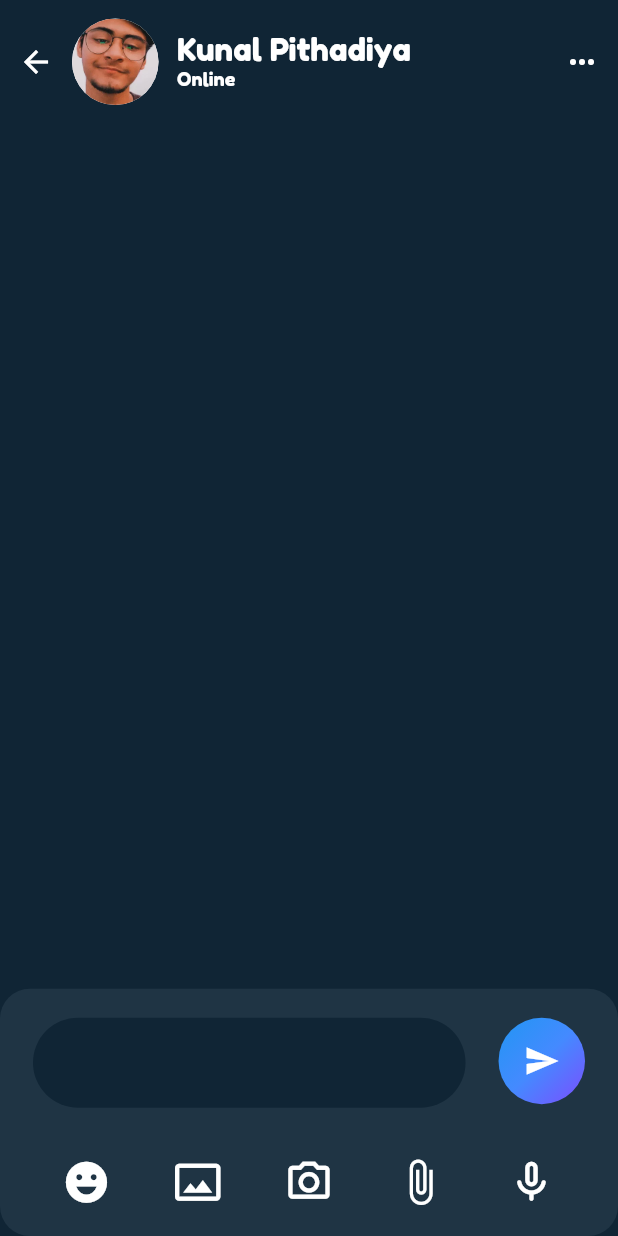
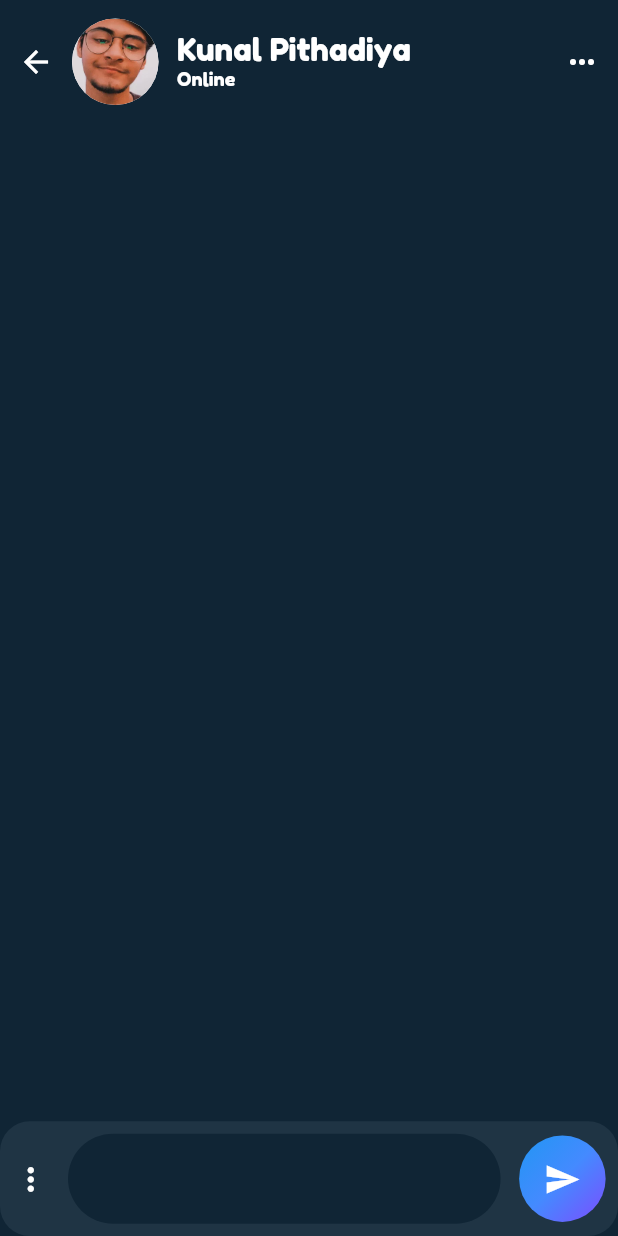
Before and after one commit to typecasted/chat_it, a Flutter app: the screen it shows after launch, on a phone screen of 412 x 824 dp. Run offline on Flutter 3.47's test engine with Material 2 defaults, Android fonts, the phone set to English and light mode, and no system bars.

Commit message:
ChatBox progress

```diff
--- a/lib/Componants/ChatScreenComponants/chat_screen_send_message_button.dart
+++ b/lib/Componants/ChatScreenComponants/chat_screen_send_message_button.dart
@@ -29,6 +29,7 @@ class SendMessageButton extends StatelessWidget {
       child: IconButton(
           icon: Icon(Icons.send),
           color: Colors.white,
+          iconSize: SizeConfig().heigth(context) * 0.03,
           highlightColor: Colors.transparent,
           focusColor: Colors.transparent,
           splashColor: Colors.transparent,
--- a/lib/Componants/ChatScreenComponants/chat_screen_textaField.dart
+++ /dev/null
@@ -1,52 +0,0 @@
-
-import 'package:chat_it/Componants/componants.dart';
-import 'package:flutter/cupertino.dart';
-import 'package:flutter/material.dart';
-import 'package:flutter/rendering.dart';
-
-import '../../size_config.dart';
-
-
-class ChatScreenTextField extends StatelessWidget {
-  const ChatScreenTextField({
-    Key key,
-  }) : super(key: key);
-
-  @override
-  Widget build(BuildContext context) {
-    return SingleChildScrollView(
-
-      child: Container(
-
-        // padding: EdgeInsets.symmetric(vertical: 200.0),
-        height: SizeConfig().heigth(context) * 0.09,
-        width: SizeConfig().width(context) * 0.7,
-        child: TextField(
-
-          style: textStyle.copyWith(fontSize: SizeConfig().heigth(context) * 0.02),
-          keyboardType: TextInputType.multiline,
-          maxLines: null,
-          minLines: null,
-          decoration: InputDecoration(
-            fillColor: Color(0xFF102535),
-            filled: true,
-            disabledBorder: OutlineInputBorder(
-              borderRadius: BorderRadius.circular(30.0),
-              borderSide: BorderSide(color: Colors.transparent)
-            ),
-            enabledBorder: OutlineInputBorder(
-                borderRadius: BorderRadius.circular(30.0),
-                borderSide: BorderSide(color: Colors.transparent)
-            ),
-            focusedBorder: OutlineInputBorder(
-                borderRadius: BorderRadius.circular(30.0),
-                borderSide: BorderSide(color: Colors.transparent)
-            ),
-          ),
-
-
-        ),
-      ),
-    );
-  }
-}
--- a/lib/screens/Chat_Screen.dart
+++ b/lib/screens/Chat_Screen.dart
@@ -2,9 +2,8 @@
 
 
 import 'file:///C:/Users/Lenovo/AndroidStudioProjects/chat_it/lib/Componants/ChatScreenComponants/chat_screen_appBar.dart';
-import 'file:///C:/Users/Lenovo/AndroidStudioProjects/chat_it/lib/Componants/ChatScreenComponants/chat_screen_chatBox_panel.dart';
 import 'file:///C:/Users/Lenovo/AndroidStudioProjects/chat_it/lib/Componants/ChatScreenComponants/chat_screen_send_message_button.dart';
-import 'file:///C:/Users/Lenovo/AndroidStudioProjects/chat_it/lib/Componants/ChatScreenComponants/chat_screen_textaField.dart';
+import 'package:chat_it/Componants/componants.dart';
 import 'package:chat_it/size_config.dart';
 import 'package:flutter/cupertino.dart';
 import 'package:flutter/material.dart';
@@ -29,26 +28,60 @@ class _ChatScreenState extends State<ChatScreen> {
 
 
           Container(
-            height: SizeConfig().heigth(context) * 0.2,
+
+            // height: SizeConfig().heigth(context) * 0.2,
             width: double.infinity,
 
             decoration: BoxDecoration(
               color: Color(0xEE203545),
               borderRadius: BorderRadius.circular(20.0),
             ),
-            child: Column(
-              mainAxisAlignment: MainAxisAlignment.spaceEvenly,
-              children: [
-                Row(
-                    mainAxisAlignment: MainAxisAlignment.spaceEvenly,
-                    crossAxisAlignment: CrossAxisAlignment.start,
-                    children: [
-                      ChatScreenTextField(),
-                      SendMessageButton(),
-                    ],
+            child: Padding(
+              padding: EdgeInsets.all(SizeConfig().heigth(context) * 0.01),
+              child: Row(
+                mainAxisAlignment: MainAxisAlignment.spaceBetween,
+                children: [
+                  Icon(
+                    Icons.more_vert_rounded,
+                    color: Colors.white,
+                    size: SizeConfig().heigth(context) * 0.03,
                   ),
-                ChatBoxOptionsPanel()
-              ],
+
+                  Container(
+                    width: SizeConfig().width(context) * 0.7,
+                    constraints: BoxConstraints(
+                      maxHeight: SizeConfig().heigth(context) * 0.2,
+                      minHeight: SizeConfig().heigth(context) * 0.01,
+                    ),
+
+                    child: TextField(
+                      style: textStyle.copyWith(fontSize: SizeConfig().heigth(context) * 0.02),
+                      minLines: null,
+                      maxLines: null,
+                      keyboardType: TextInputType.multiline,
+                      // expands: true,
+
+                      decoration: InputDecoration(
+                        fillColor: Color(0xFF102535),
+                        filled: true,
+                        enabledBorder: OutlineInputBorder(
+                          borderSide: BorderSide(color: Colors.transparent),
+                          borderRadius: BorderRadius.circular(30.0),
+                        ),
+                        disabledBorder: OutlineInputBorder(
+                          borderSide: BorderSide(color: Colors.transparent),
+                          borderRadius: BorderRadius.circular(30.0),
+                        ),
+                        focusedBorder: OutlineInputBorder(
+                          borderSide: BorderSide(color: Colors.transparent),
+                          borderRadius: BorderRadius.circular(30.0),
+                        ),
+                      ),
+                    ),
+                  ),
+                  SendMessageButton(),
+                ],
+              ),
             ),
           ),
         ],
```
